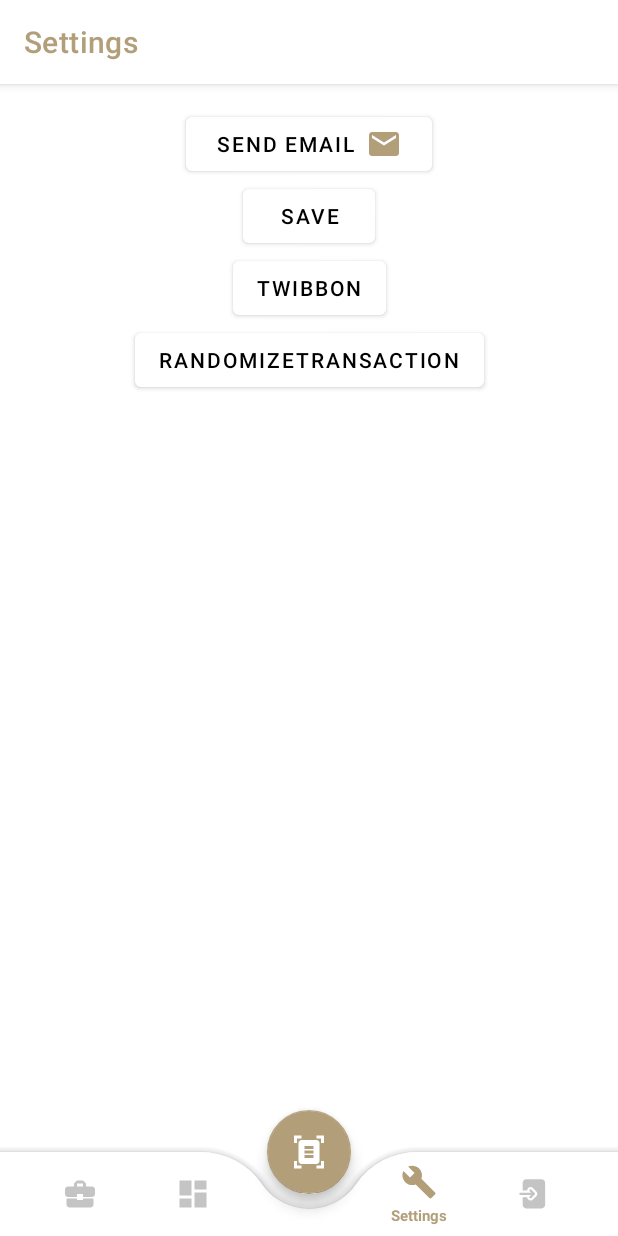
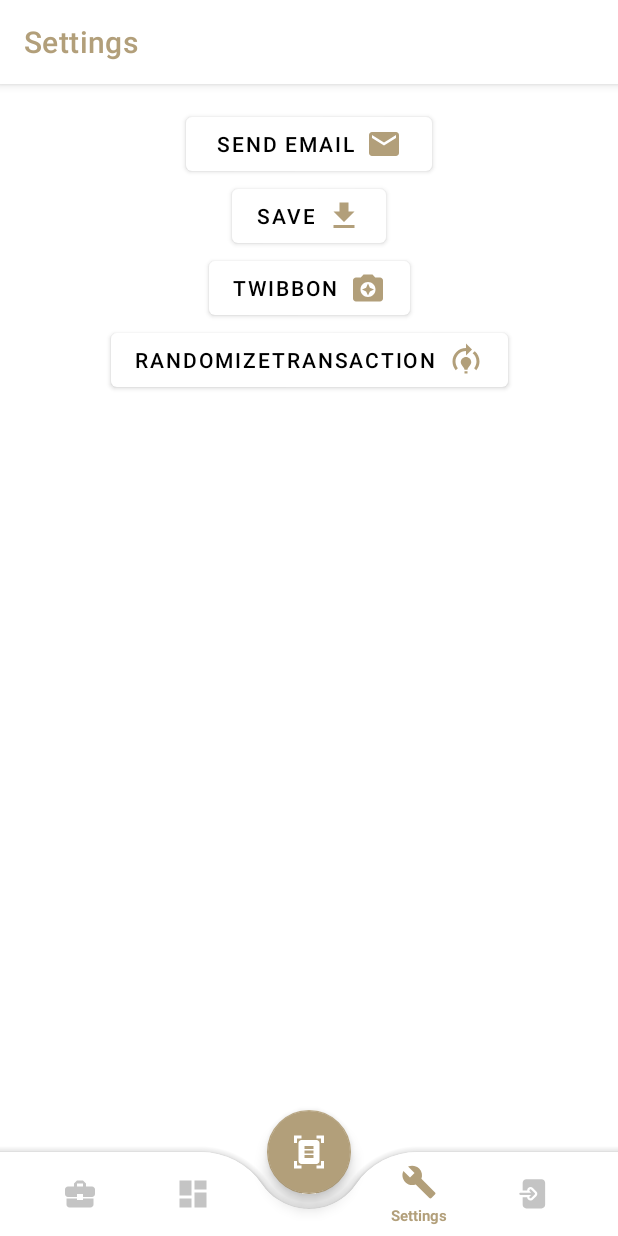
Before and after one commit to auliamey/Android-JWR, an Android app: the SettingsFragment screen opened through its navigation route, on a phone screen of 412 x 824 dp. Run offline under Robolectric (Android 15) with nearby library versions, the phone set to English and light mode, and no system bars; our stand-ins replace Room's generated code, navigation-ui; libraries missing offline, so code that uses them is left out: org.apache.poi; Roboto replaces fonts that are not available here; 6 statements that could not run were skipped.

Commit message:
style button

```diff
--- /dev/null
+++ b/app/src/main/res/drawable/baseline_file_download_24.xml
@@ -0,0 +1,5 @@
+<vector android:height="24dp" android:tint="#B29F7A"
+    android:viewportHeight="24" android:viewportWidth="24"
+    android:width="24dp" xmlns:android="http://schemas.android.com/apk/res/android">
+    <path android:fillColor="@android:color/white" android:pathData="M19,9h-4V3H9v6H5l7,7 7,-7zM5,18v2h14v-2H5z"/>
+</vector>
--- /dev/null
+++ b/app/src/main/res/drawable/baseline_random_24.xml
@@ -0,0 +1,5 @@
+<vector android:height="24dp" android:tint="#B29F7A"
+    android:viewportHeight="24" android:viewportWidth="24"
+    android:width="24dp" xmlns:android="http://schemas.android.com/apk/res/android">
+    <path android:fillColor="@android:color/white" android:pathData="M15.5,13.5c0,2 -2.5,3.5 -2.5,5h-2c0,-1.5 -2.5,-3 -2.5,-5c0,-1.93 1.57,-3.5 3.5,-3.5h0C13.93,10 15.5,11.57 15.5,13.5zM13,19.5h-2V21h2V19.5zM19,13c0,1.68 -0.59,3.21 -1.58,4.42l1.42,1.42C20.18,17.27 21,15.23 21,13c0,-2.74 -1.23,-5.19 -3.16,-6.84l-1.42,1.42C17.99,8.86 19,10.82 19,13zM16,5l-4,-4v3c0,0 0,0 0,0c-4.97,0 -9,4.03 -9,9c0,2.23 0.82,4.27 2.16,5.84l1.42,-1.42C5.59,16.21 5,14.68 5,13c0,-3.86 3.14,-7 7,-7c0,0 0,0 0,0v3L16,5z"/>
+</vector>
--- /dev/null
+++ b/app/src/main/res/drawable/baseline_twibbon_24.xml
@@ -0,0 +1,6 @@
+<vector android:height="24dp" android:tint="#B29F7A"
+    android:viewportHeight="24" android:viewportWidth="24"
+    android:width="24dp" xmlns:android="http://schemas.android.com/apk/res/android">
+    <path android:fillColor="@android:color/white" android:pathData="M9,3L7.17,5L4,5c-1.1,0 -2,0.9 -2,2v12c0,1.1 0.9,2 2,2h16c1.1,0 2,-0.9 2,-2L22,7c0,-1.1 -0.9,-2 -2,-2h-3.17L15,3L9,3zM12,18c-2.76,0 -5,-2.24 -5,-5s2.24,-5 5,-5 5,2.24 5,5 -2.24,5 -5,5z"/>
+    <path android:fillColor="@android:color/white" android:pathData="M12,17l1.25,-2.75L16,13l-2.75,-1.25L12,9l-1.25,2.75L8,13l2.75,1.25z"/>
+</vector>
--- a/app/src/main/res/layout/fragment_settings.xml
+++ b/app/src/main/res/layout/fragment_settings.xml
@@ -37,7 +37,9 @@
         android:text="@string/save"
         app:layout_constraintTop_toBottomOf="@id/sendEmailButton"
         app:layout_constraintLeft_toLeftOf="parent"
-        app:layout_constraintRight_toRightOf="parent" />
+        app:layout_constraintRight_toRightOf="parent"
+        android:drawableEnd="@drawable/baseline_file_download_24"
+        />
 
     <Button
         android:id="@+id/twibbonButton"
@@ -46,7 +48,9 @@
         android:text="@string/twibbon"
         app:layout_constraintTop_toBottomOf="@+id/saveBtn"
         app:layout_constraintLeft_toLeftOf="parent"
-        app:layout_constraintRight_toRightOf="parent" />
+        app:layout_constraintRight_toRightOf="parent"
+        android:drawableEnd="@drawable/baseline_twibbon_24"
+        />
 
     <Button
         android:id="@+id/randomTransactionBtn"
@@ -55,7 +59,9 @@
         android:text="@string/randomizetransaction"
         app:layout_constraintTop_toBottomOf="@id/twibbonButton"
         app:layout_constraintLeft_toLeftOf="parent"
-        app:layout_constraintRight_toRightOf="parent" />
+        app:layout_constraintRight_toRightOf="parent"
+        android:drawableEnd="@drawable/baseline_random_24"
+        />
 </androidx.constraintlayout.widget.ConstraintLayout>
 
 </ScrollView>
```
